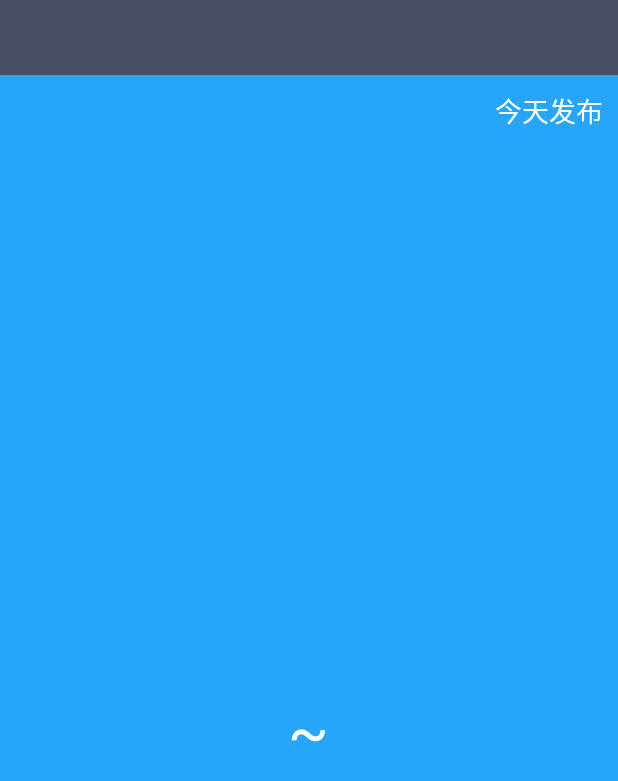
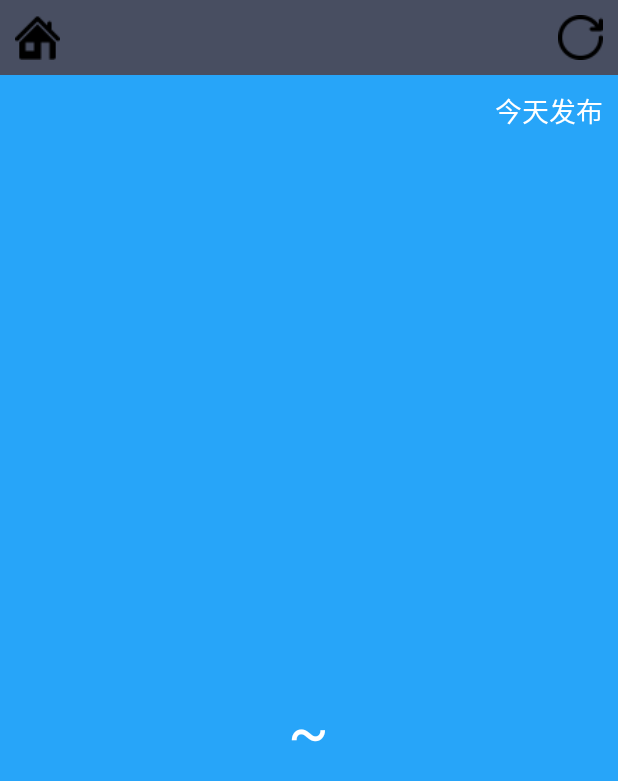
Before and after one commit to taiqiaola/coolweather, an Android app: the WeatherActivity screen opened directly, with no data from a screen before it, on a phone screen of 412 x 824 dp. Shown: the top 781 px of the screen. Run offline under Robolectric (Android 15) with nearby library versions, the phone set to English and light mode, and no system bars.

Commit message:
新增切换城市和手动更新天气的功能。

```diff
--- a/app/src/main/java/com/coolweather/app/activity/WeatherActivity.java
+++ b/app/src/main/java/com/coolweather/app/activity/WeatherActivity.java
@@ -1,6 +1,7 @@
 package com.coolweather.app.activity;
 
 import android.app.Activity;
+import android.content.Intent;
 import android.content.SharedPreferences;
 import android.os.Bundle;
 import android.preference.PreferenceManager;
@@ -19,7 +20,7 @@ import com.coolweather.app.util.Utility;
 import java.io.UnsupportedEncodingException;
 import java.net.URLEncoder;
 
-public class WeatherActivity extends Activity {
+public class WeatherActivity extends Activity implements View.OnClickListener {
 
     private LinearLayout weatherInfoLayout;
     /**
@@ -68,8 +69,10 @@ public class WeatherActivity extends Activity {
         temp1Text = (TextView) findViewById(R.id.temp1);
         temp2Text = (TextView) findViewById(R.id.temp2);
         currentDateText = (TextView) findViewById(R.id.current_data);
-        //switchCity = (Button) findViewById(R.id.switch_city);
-        //refreshWeather = (Button) findViewById(R.id.refresh_weather);
+        switchCity = (Button) findViewById(R.id.switch_city);
+        refreshWeather = (Button) findViewById(R.id.refresh_weather);
+        switchCity.setOnClickListener(this);
+        refreshWeather.setOnClickListener(this);
         String countyCode = getIntent().getStringExtra("county_code");
         if (!TextUtils.isEmpty(countyCode)) {
             //有县级代号时就去查询天气
@@ -85,29 +88,27 @@ public class WeatherActivity extends Activity {
         //refreshWeather.setOnClickListener(this);
     }
 
-    /**
     @Override
     public void onClick(View v) {
         switch (v.getId()) {
             case R.id.switch_city:
                 Intent intent = new Intent(this, ChooseAreaActivity.class);
                 intent.putExtra("from_weather_activity", true);
-                startActivities(intent);
+                startActivity(intent);
                 finish();
                 break;
             case R.id.refresh_weather:
                 publishText.setText("同步中...");
                 SharedPreferences prefs = PreferenceManager.getDefaultSharedPreferences(this);
-                String weatherCode = prefs.getString("weather_code", "");
+                String weatherCode = prefs.getString("city_name", "");
                 if (!TextUtils.isEmpty(weatherCode)) {
-                    queryWeatherInfo(weatherCode);
+                    queryWeatherInfo(weatherCode, "city");
                 }
                 break;
             default:
                 break;
         }
     }
-    */
 
     /**
      * 查询县级代号多对应的天气代号
@@ -121,13 +122,13 @@ public class WeatherActivity extends Activity {
      * 查询天气代号所对应的天气
      */
     private void queryWeatherInfo(String weatherCode, String type) {
-        /*if ("city".equals(type)){
+        if ("city".equals(type)){
             try {
                 weatherCode = URLEncoder.encode(weatherCode, "UTF-8");
             }catch (UnsupportedEncodingException e) {
                 e.printStackTrace();
             }
-        }*/
+        }
         String address = "http://wthrcdn.etouch.cn/weather_mini?" + type + "=" + weatherCode;
         queryFromServer(address, "weatherCode");
     }
--- a/app/src/main/res/layout/weather_layout.xml
+++ b/app/src/main/res/layout/weather_layout.xml
@@ -9,6 +9,14 @@
         android:layout_height="50dp"
         android:background="#484E61" >
 
+        <Button
+            android:id="@+id/switch_city"
+            android:layout_width="30dp"
+            android:layout_height="30dp"
+            android:layout_centerVertical="true"
+            android:layout_marginLeft="10dp"
+            android:background="@mipmap/home"/>
+
         <TextView
             android:id="@+id/city_name"
             android:layout_width="wrap_content"
@@ -16,6 +24,15 @@
             android:layout_centerInParent="true"
             android:textColor="#fff"
             android:textSize="24sp" />
+
+        <Button
+            android:id="@+id/refresh_weather"
+            android:layout_width="30dp"
+            android:layout_height="30dp"
+            android:layout_alignParentRight="true"
+            android:layout_centerVertical="true"
+            android:layout_marginRight="10dp"
+            android:background="@mipmap/repeat_1"/>
     </RelativeLayout>
 
     <RelativeLayout
```
Also changed, not shown: app/src/main/java/com/coolweather/app/activity/ChooseAreaActivity.java (+11 -1 lines), app/src/main/res/mipmap-hdpi/home.png (added), app/src/main/res/mipmap-hdpi/repeat_1.png (added).
